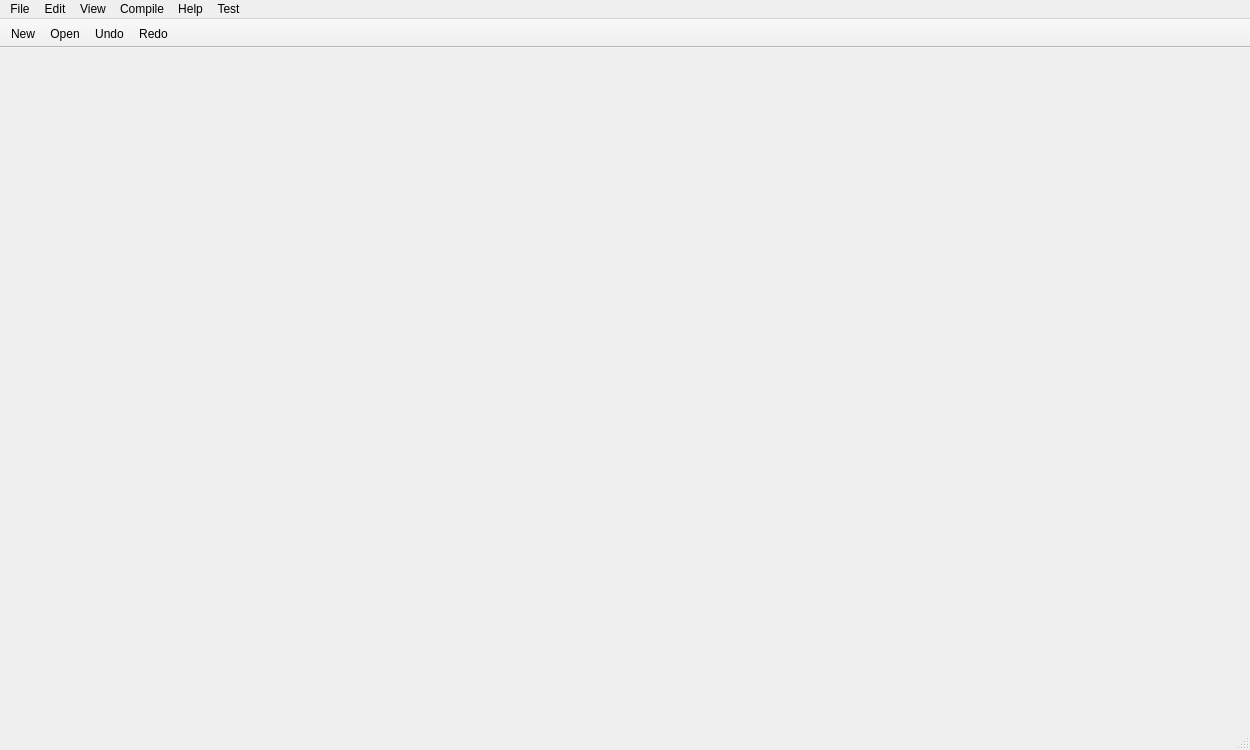
The window that src/window.ui (ooflet/Mi-Create) describes before a commit, drawn with Qt 5.
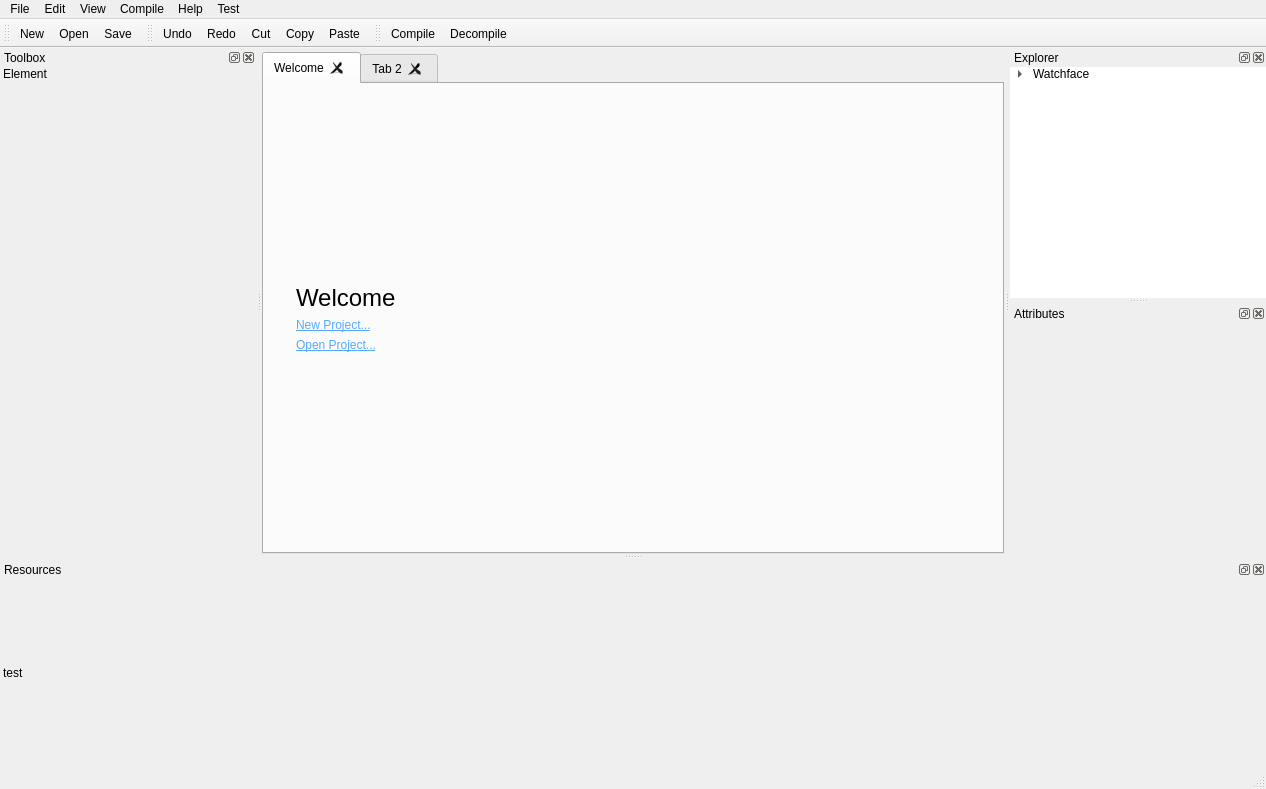
The same window after the commit. Icons and pictures are not drawn.

Diff of the .ui file:
```diff
--- a/src/window.ui
+++ b/src/window.ui
@@ -6,8 +6,8 @@
    <rect>
     <x>0</x>
     <y>0</y>
-    <width>1250</width>
-    <height>750</height>
+    <width>1266</width>
+    <height>789</height>
    </rect>
   </property>
   <property name="minimumSize">
@@ -59,6 +59,91 @@
     <property name="spacing">
      <number>0</number>
     </property>
+    <item row="0" column="0">
+     <widget class="QTabWidget" name="workspace">
+      <property name="currentIndex">
+       <number>0</number>
+      </property>
+      <property name="documentMode">
+       <bool>false</bool>
+      </property>
+      <property name="tabsClosable">
+       <bool>true</bool>
+      </property>
+      <property name="movable">
+       <bool>true</bool>
+      </property>
+      <widget class="QWidget" name="Welcome">
+       <attribute name="icon">
+        <iconset resource="resources/icons.qrc">
+         <normaloff>:/Dark/MiFaceStudioFavicon.png</normaloff>:/Dark/MiFaceStudioFavicon.png</iconset>
+       </attribute>
+       <attribute name="title">
+        <string>Welcome</string>
+       </attribute>
+       <layout class="QGridLayout" name="gridLayout_3">
+        <property name="leftMargin">
+         <number>32</number>
+        </property>
+        <item row="1" column="0">
+         <widget class="QLabel" name="WelcomeText">
+          <property name="styleSheet">
+           <string notr="true">QLabel { font-size: 18pt;}</string>
+          </property>
+          <property name="text">
+           <string>Welcome</string>
+          </property>
+         </widget>
+        </item>
+        <item row="3" column="0">
+         <widget class="QLabel" name="OpenProject">
+          <property name="text">
+           <string>&lt;html&gt;&lt;head/&gt;&lt;body&gt;&lt;p&gt;&lt;img src=&quot;:/Dark/folder-open.png&quot;/&gt; &lt;a href=&quot;\&amp;quot;\&amp;quot;&quot;&gt;&lt;span style=&quot; text-decoration: underline; color:#55aaff;&quot;&gt;Open Project...&lt;/span&gt;&lt;/a&gt;&lt;/p&gt;&lt;/body&gt;&lt;/html&gt;</string>
+          </property>
+         </widget>
+        </item>
+        <item row="2" column="0">
+         <widget class="QLabel" name="NewProject">
+          <property name="text">
+           <string>&lt;html&gt;&lt;head/&gt;&lt;body&gt;&lt;p&gt;&lt;img src=&quot;:/Dark/file-plus.png&quot;/&gt; &lt;a href=&quot;\&amp;quot;\&amp;quot;&quot;&gt;&lt;span style=&quot; text-decoration: underline; color:#55aaff;&quot;&gt;New Project...&lt;/span&gt;&lt;/a&gt;&lt;/p&gt;&lt;/body&gt;&lt;/html&gt;</string>
+          </property>
+         </widget>
+        </item>
+        <item row="4" column="0">
+         <spacer name="verticalSpacer">
+          <property name="orientation">
+           <enum>Qt::Vertical</enum>
+          </property>
+          <property name="sizeHint" stdset="0">
+           <size>
+            <width>20</width>
+            <height>176</height>
+           </size>
+          </property>
+         </spacer>
+        </item>
+        <item row="0" column="0">
+         <spacer name="verticalSpacer_2">
+          <property name="orientation">
+           <enum>Qt::Vertical</enum>
+          </property>
+          <property name="sizeHint" stdset="0">
+           <size>
+            <width>20</width>
+            <height>177</height>
+           </size>
+          </property>
+         </spacer>
+        </item>
+       </layout>
+      </widget>
+      <widget class="QWidget" name="tab_2">
+       <attribute name="title">
+        <string>Tab 2</string>
+       </attribute>
+      </widget>
+     </widget>
+    </item>
    </layout>
   </widget>
   <widget class="QMenuBar" name="menubar">
@@ -66,7 +151,7 @@
     <rect>
      <x>0</x>
      <y>0</y>
-     <width>1250</width>
+     <width>1266</width>
      <height>22</height>
     </rect>
    </property>
@@ -164,12 +249,244 @@
    <addaction name="menuHelp"/>
    <addaction name="menuTest"/>
   </widget>
-  <widget class="QToolBar" name="FileToolBar">
+  <widget class="QDockWidget" name="explorerWidget">
+   <property name="minimumSize">
+    <size>
+     <width>250</width>
+     <height>250</height>
+    </size>
+   </property>
+   <property name="styleSheet">
+    <string notr="true"/>
+   </property>
+   <property name="windowTitle">
+    <string>Explorer</string>
+   </property>
+   <attribute name="dockWidgetArea">
+    <number>2</number>
+   </attribute>
+   <widget class="QWidget" name="dockWidgetContents">
+    <layout class="QVBoxLayout" name="verticalLayout">
+     <property name="spacing">
+      <number>0</number>
+     </property>
+     <property name="leftMargin">
+      <number>0</number>
+     </property>
+     <property name="topMargin">
+      <number>0</number>
+     </property>
+     <property name="rightMargin">
+      <number>0</number>
+     </property>
+     <property name="bottomMargin">
+      <number>0</number>
+     </property>
+     <item>
+      <widget class="QTreeWidget" name="Explorer">
+       <property name="styleSheet">
+        <string notr="true"/>
+       </property>
+       <property name="frameShape">
+        <enum>QFrame::NoFrame</enum>
+       </property>
+       <property name="uniformRowHeights">
+        <bool>true</bool>
+       </property>
+       <property name="animated">
+        <bool>false</bool>
+       </property>
+       <property name="headerHidden">
+        <bool>true</bool>
+       </property>
+       <column>
+        <property name="text">
+         <string>project.fprj</string>
+        </property>
+       </column>
+       <item>
+        <property name="text">
+         <string>Watchface</string>
+        </property>
+        <item>
+         <property name="text">
+          <string>bg.png</string>
+         </property>
+        </item>
+       </item>
+      </widget>
+     </item>
+    </layout>
+   </widget>
+  </widget>
+  <widget class="QDockWidget" name="attributesWidget">
+   <property name="minimumSize">
+    <size>
+     <width>250</width>
+     <height>250</height>
+    </size>
+   </property>
+   <property name="styleSheet">
+    <string notr="true"/>
+   </property>
+   <property name="windowTitle">
+    <string>Attributes</string>
+   </property>
+   <attribute name="dockWidgetArea">
+    <number>2</number>
+   </attribute>
+   <widget class="QWidget" name="dockWidgetContents_2">
+    <layout class="QGridLayout" name="gridLayout"/>
+   </widget>
+  </widget>
+  <widget class="QDockWidget" name="resourceWidget">
+   <property name="sizePolicy">
+    <sizepolicy hsizetype="Maximum" vsizetype="Preferred">
+     <horstretch>0</horstretch>
+     <verstretch>0</verstretch>
+    </sizepolicy>
+   </property>
+   <property name="styleSheet">
+    <string notr="true"/>
+   </property>
+   <property name="windowTitle">
+    <string>Resources</string>
+   </property>
+   <attribute name="dockWidgetArea">
+    <number>8</number>
+   </attribute>
+   <widget class="QWidget" name="dockWidgetContents_3">
+    <layout class="QGridLayout" name="gridLayout_4">
+     <property name="leftMargin">
+      <number>0</number>
+     </property>
+     <property name="topMargin">
+      <number>0</number>
+     </property>
+     <property name="rightMargin">
+      <number>0</number>
+     </property>
+     <property name="bottomMargin">
+      <number>0</number>
+     </property>
+     <property name="spacing">
+      <number>0</number>
+     </property>
+     <item row="0" column="0">
+      <widget class="QListWidget" name="listWidget_2">
+       <property name="styleSheet">
+        <string notr="true">background-color: transparent</string>
+       </property>
+       <property name="frameShape">
+        <enum>QFrame::NoFrame</enum>
+       </property>
+       <property name="dragEnabled">
+        <bool>true</bool>
+       </property>
+       <property name="flow">
+        <enum>QListView::LeftToRight</enum>
+       </property>
+       <property name="viewMode">
+        <enum>QListView::ListMode</enum>
+       </property>
+       <item>
+        <property name="text">
+         <string>test</string>
+        </property>
+       </item>
+      </widget>
+     </item>
+    </layout>
+   </widget>
+  </widget>
+  <widget class="QDockWidget" name="toolboxWidget">
+   <property name="minimumSize">
+    <size>
+     <width>250</width>
+     <height>500</height>
+    </size>
+   </property>
+   <property name="maximumSize">
+    <size>
+     <width>524287</width>
+     <height>524287</height>
+    </size>
+   </property>
+   <property name="styleSheet">
+    <string notr="true"/>
+   </property>
+   <property name="windowTitle">
+    <string>Toolbox</string>
+   </property>
+   <attribute name="dockWidgetArea">
+    <number>1</number>
+   </attribute>
+   <widget class="QWidget" name="dockWidgetContents_4">
+    <layout class="QVBoxLayout" name="verticalLayout_3">
+     <property name="spacing">
+      <number>0</number>
+     </property>
+     <property name="leftMargin">
+      <number>0</number>
+     </property>
+     <property name="topMargin">
+      <number>0</number>
+     </property>
+     <property name="rightMargin">
+      <number>0</number>
+     </property>
+     <property name="bottomMargin">
+      <number>0</number>
+     </property>
+     <item>
+      <widget class="QListWidget" name="ToolboxList">
+       <property name="enabled">
+        <bool>true</bool>
+       </property>
+       <property name="styleSheet">
+        <string notr="true">background-color: transparent;</string>
+       </property>
+       <property name="frameShape">
+        <enum>QFrame::NoFrame</enum>
+       </property>
+       <property name="dragEnabled">
+        <bool>true</bool>
+       </property>
+       <property name="dragDropMode">
+        <enum>QAbstractItemView::DragOnly</enum>
+       </property>
+       <property name="defaultDropAction">
+        <enum>Qt::CopyAction</enum>
+       </property>
+       <property name="gridSize">
+        <size>
+         <width>0</width>
+         <height>19</height>
+        </size>
+       </property>
+       <property name="viewMode">
+        <enum>QListView::ListMode</enum>
+       </property>
+       <item>
+        <property name="text">
+         <string>Element</string>
+        </property>
+        <property name="icon">
+         <iconset resource="resources/icons.qrc">
+          <normaloff>:/Dark/package.png</normaloff>:/Dark/package.png</iconset>
+        </property>
+       </item>
+      </widget>
+     </item>
+    </layout>
+   </widget>
+  </widget>
+  <widget class="QToolBar" name="fileToolbar">
    <property name="windowTitle">
     <string>File Toolbar</string>
    </property>
    <property name="movable">
-    <bool>false</bool>
+    <bool>true</bool>
    </property>
    <property name="iconSize">
     <size>
@@ -188,10 +505,50 @@
    </attribute>
    <addaction name="actionNewFile"/>
    <addaction name="actionOpenFile"/>
+   <addaction name="actionSave"/>
+  </widget>
+  <widget class="QStatusBar" name="statusBar"/>
+  <widget class="QToolBar" name="actionsToolbar">
+   <property name="windowTitle">
+    <string>toolBar_2</string>
+   </property>
+   <property name="iconSize">
+    <size>
+     <width>18</width>
+     <height>18</height>
+    </size>
+   </property>
+   <attribute name="toolBarArea">
+    <enum>TopToolBarArea</enum>
+   </attribute>
+   <attribute name="toolBarBreak">
+    <bool>false</bool>
+   </attribute>
    <addaction name="actionUndo"/>
    <addaction name="actionRedo"/>
+   <addaction name="actionCut"/>
+   <addaction name="actionCopy"/>
+   <addaction name="actionPaste"/>
   </widget>
-  <widget class="QStatusBar" name="statusBar"/>
+  <widget class="QToolBar" name="compileToolbar">
+   <property name="windowTitle">
+    <string>toolBar</string>
+   </property>
+   <property name="iconSize">
+    <size>
+     <width>18</width>
+     <height>18</height>
+    </size>
+   </property>
+   <attribute name="toolBarArea">
+    <enum>TopToolBarArea</enum>
+   </attribute>
+   <attribute name="toolBarBreak">
+    <bool>false</bool>
+   </attribute>
+   <addaction name="actionCompile"/>
+   <addaction name="actionDecompile"/>
+  </widget>
   <action name="actionSave">
    <property name="text">
     <string>Save...</string>
@@ -416,6 +773,47 @@
     <string>Third Party Notices</string>
    </property>
   </action>
+  <action name="actionDecompile">
+   <property name="icon">
+    <iconset resource="resources/icons.qrc">
+     <normaloff>:/Dark/package-open.png</normaloff>:/Dark/package-open.png</iconset>
+   </property>
+   <property name="text">
+    <string>Decompile...</string>
+   </property>
+  </action>
+  <action name="actionCut">
+   <property name="icon">
+    <iconset resource="resources/icons.qrc">
+     <normaloff>:/Dark/scissors.png</normaloff>:/Dark/scissors.png</iconset>
+   </property>
+   <property name="text">
+    <string>Cut</string>
+   </property>
+  </action>
+  <action name="actionCopy">
+   <property name="icon">
+    <iconset resource="resources/icons.qrc">
+     <normaloff>:/Dark/copy(1).png</normaloff>:/Dark/copy(1).png</iconset>
+   </property>
+   <property name="text">
+    <string>Copy</string>
+   </property>
+  </action>
+  <action name="actionPaste">
+   <property name="icon">
+    <iconset resource="resources/icons.qrc">
+     <normaloff>:/Dark/clipboard-paste.png</normaloff>:/Dark/clipboard-paste.png</iconset>
+   </property>
+   <property name="text">
+    <string>Paste</string>
+   </property>
+  </action>
+  <action name="actionNewTab">
+   <property name="text">
+    <string>NewTab</string>
+   </property>
+  </action>
  </widget>
  <resources>
   <include location="resources/icons.qrc"/>
```
Left out of the diff: 18 changed lines with no effect on the pictures.
